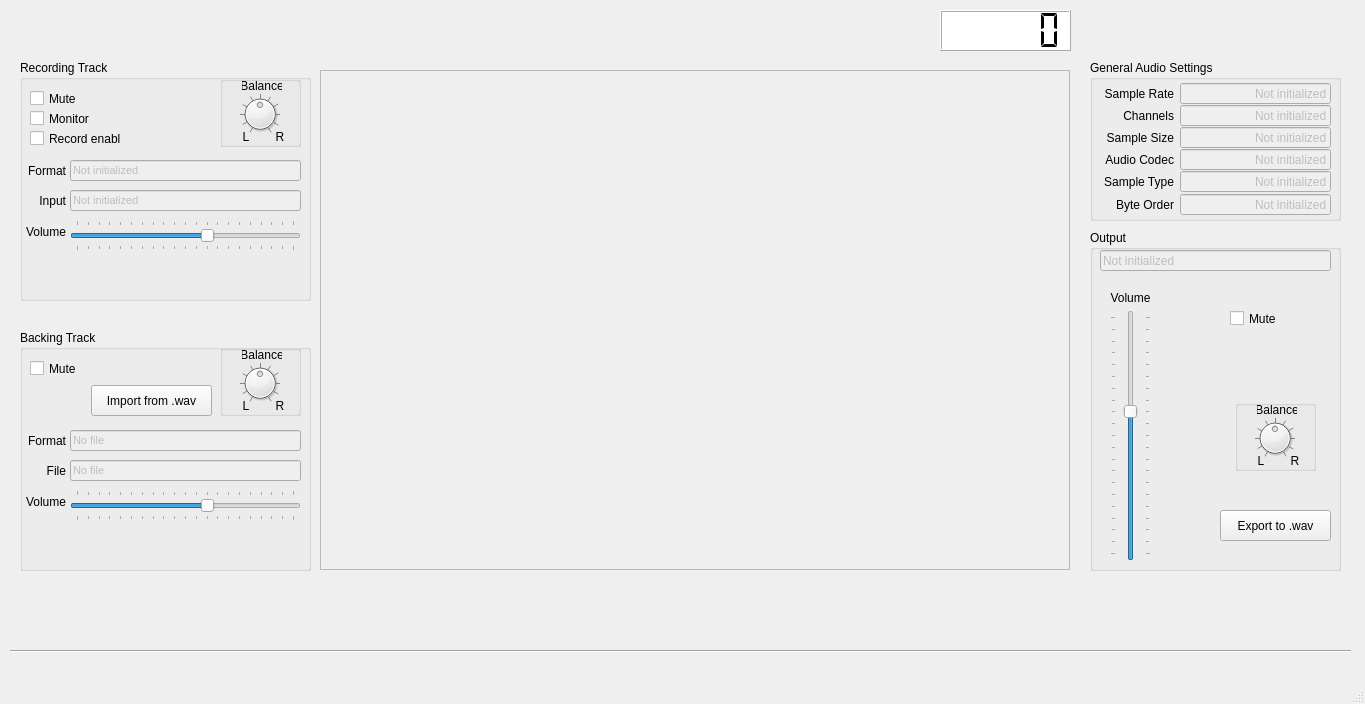
The window that code/mainwindow.ui (yanik-porto/SoundRecorder) describes before a commit, drawn with Qt 5.
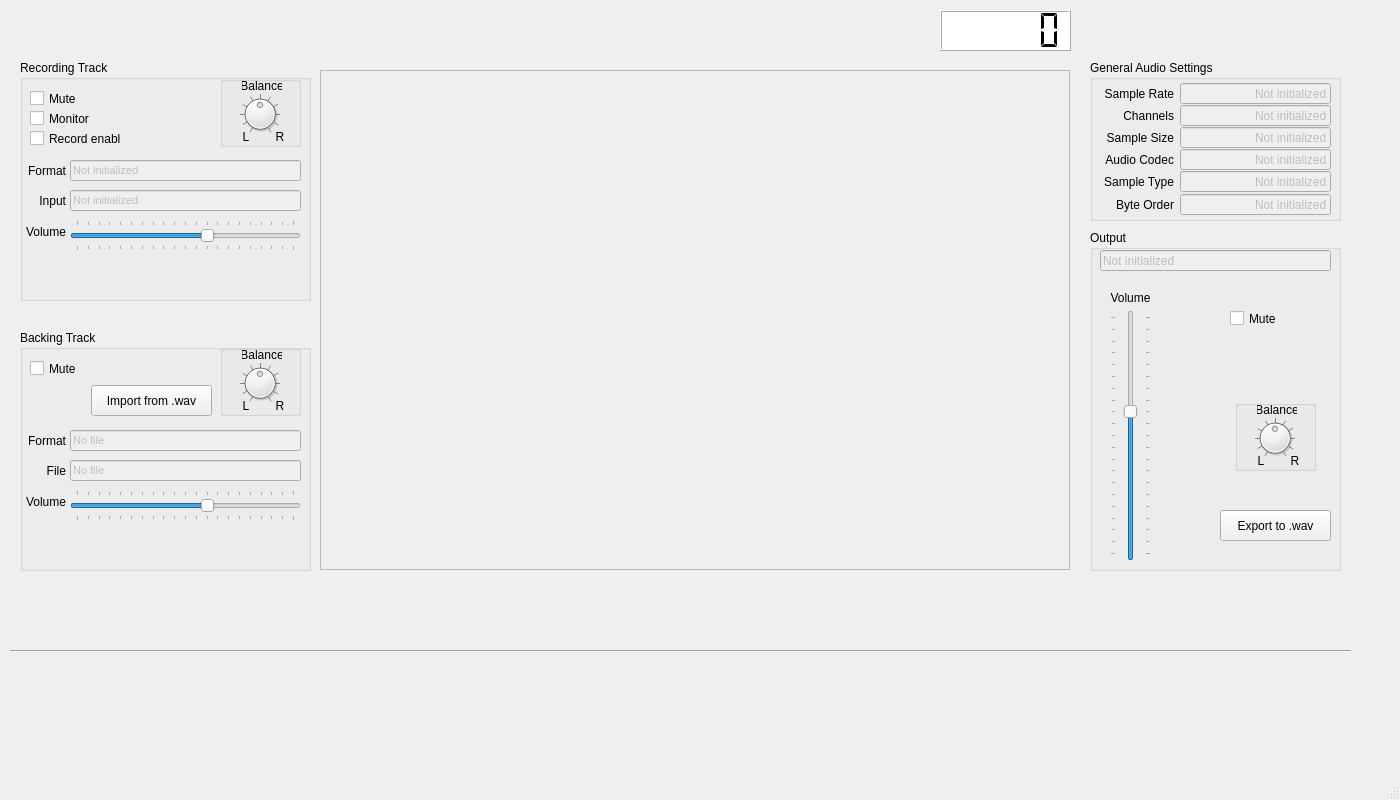
The same window after the commit. Icons and pictures are not drawn. Custom widgets are drawn as their Qt base class.

Commit message: [ui] fixe window size

What changed in the file:
```diff
--- a/code/mainwindow.ui
+++ b/code/mainwindow.ui
@@ -6,14 +6,26 @@
    <rect>
     <x>0</x>
     <y>0</y>
-    <width>1365</width>
-    <height>704</height>
+    <width>1400</width>
+    <height>800</height>
    </rect>
   </property>
+  <property name="sizePolicy">
+   <sizepolicy hsizetype="Fixed" vsizetype="Fixed">
+    <horstretch>0</horstretch>
+    <verstretch>0</verstretch>
+   </sizepolicy>
+  </property>
   <property name="minimumSize">
    <size>
-    <width>1000</width>
-    <height>600</height>
+    <width>1400</width>
+    <height>800</height>
+   </size>
+  </property>
+  <property name="maximumSize">
+   <size>
+    <width>1400</width>
+    <height>800</height>
    </size>
   </property>
   <property name="font">
```
